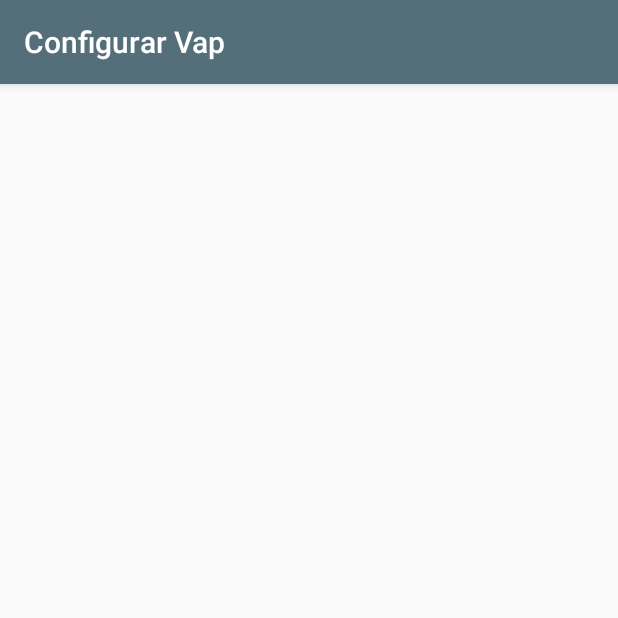
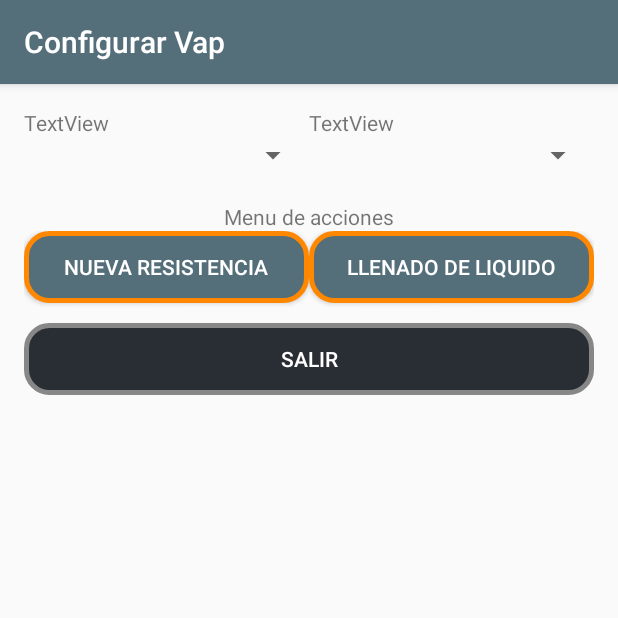
Before and after one commit to cesaralx/Horus_v3.5, an Android app: the ConfigVap screen opened directly, with no data from a screen before it, on a phone screen of 412 x 824 dp, the top half of it. Run offline under Robolectric (Android 15) with nearby library versions, the phone set to English and light mode, and no system bars.

Commit message:
Registrar nueva recistencia y nuevo cambio de liquido en configuracion de vap

```diff
--- a/app/src/main/java/com/example/alexi/horus_v35/ConfigVap.java
+++ b/app/src/main/java/com/example/alexi/horus_v35/ConfigVap.java
@@ -1,15 +1,84 @@
 package com.example.alexi.horus_v35;
 
+import android.content.Intent;
 import android.support.v7.app.AppCompatActivity;
 import android.os.Bundle;
+import android.view.View;
+import android.widget.Button;
+import android.widget.EditText;
+import android.widget.Toast;
 
 public class ConfigVap extends AppCompatActivity {
+
+    Button buttonNew, buttonSalir, buttonLiquido;
+    ConnectionClass connectionClass;
+    String user=null;
+    Actions ac;
 
     @Override
     protected void onCreate(Bundle savedInstanceState) {
         super.onCreate(savedInstanceState);
         setTitle("Configurar Vap");
         setContentView(R.layout.activity_config_vap);
+        ac = new Actions();
+
+        //Initializing the views
+        connectionClass = new ConnectionClass();
+
+        buttonNew = (Button) findViewById(R.id.bntNewResis);
+        buttonSalir = (Button) findViewById(R.id.bntSalirVap);
+        buttonLiquido = (Button) findViewById(R.id.bntNewLiquido);
+
+        //Adding click listener
+        buttonNew.setOnClickListener(new View.OnClickListener()
+        {
+            public void onClick(View v)
+            {
+                try
+                {
+                    Boolean newHist =  ac.setHist(ConfigVap.this,"Nueva Recistencia");
+                    if(newHist){
+                        Toast.makeText(ConfigVap.this, "Registro \nCorrecto!",
+                                Toast.LENGTH_LONG).show();
+                    }else{
+                        Toast.makeText(ConfigVap.this, "Error!: No se puedo \nCapturar la nueva resistencia",
+                                Toast.LENGTH_LONG).show();
+                    }
+                }
+                catch (Exception ex) { }
+            }
+        });
+
+        buttonSalir.setOnClickListener(new View.OnClickListener()
+        {
+            public void onClick(View v)
+            {
+                try
+                {
+                    finish();
+                }
+                catch (Exception ex) { }
+            }
+        });
+
+        buttonLiquido.setOnClickListener(new View.OnClickListener()
+        {
+            public void onClick(View v)
+            {
+                try
+                {
+                    Boolean newHist =  ac.setHist(ConfigVap.this,"Nuevo Liquido");
+                    if(newHist){
+                        Toast.makeText(ConfigVap.this, "Registro \nCorrecto!",
+                                Toast.LENGTH_LONG).show();
+                    }else{
+                        Toast.makeText(ConfigVap.this, "Error!: No se puedo \nCapturar el registro",
+                                Toast.LENGTH_LONG).show();
+                    }
+                }
+                catch (Exception ex) { }
+            }
+        });
 
 
     }
--- a/app/src/main/java/com/example/alexi/horus_v35/ForgetPassword.java
+++ b/app/src/main/java/com/example/alexi/horus_v35/ForgetPassword.java
@@ -120,6 +120,7 @@ public class ForgetPassword extends AppCompatActivity implements View.OnClickLis
         sendEmail();
         Intent i = new Intent(ForgetPassword.this, MainActivity.class); //aqui cambia de ventana
         startActivity(i);
+        finish();
     }
 
 }
--- a/app/src/main/res/layout/activity_config_vap.xml
+++ b/app/src/main/res/layout/activity_config_vap.xml
@@ -12,4 +12,94 @@
     android:paddingTop="@dimen/activity_vertical_margin"
     tools:context="com.example.alexi.horus_v35.ConfigVap">
 
+    <ScrollView
+        android:layout_width="match_parent"
+        android:layout_height="match_parent">
+
+        <LinearLayout
+            android:layout_width="match_parent"
+            android:layout_height="wrap_content"
+            android:orientation="vertical" >
+
+            <LinearLayout
+                android:layout_width="match_parent"
+                android:layout_height="match_parent"
+                android:orientation="horizontal">
+
+                <TextView
+                    android:id="@+id/textView14"
+                    android:layout_width="wrap_content"
+                    android:layout_height="wrap_content"
+                    android:layout_weight="1"
+                    android:text="TextView" />
+
+                <TextView
+                    android:id="@+id/textView8"
+                    android:layout_width="wrap_content"
+                    android:layout_height="wrap_content"
+                    android:layout_weight="1"
+                    android:text="TextView" />
+            </LinearLayout>
+
+            <LinearLayout
+                android:layout_width="match_parent"
+                android:layout_height="43dp"
+                android:orientation="horizontal">
+
+                <Spinner
+                    android:id="@+id/spinner"
+                    android:layout_width="match_parent"
+                    android:layout_height="wrap_content"
+                    android:layout_weight="1" />
+
+                <Spinner
+                    android:id="@+id/spinner2"
+                    android:layout_width="match_parent"
+                    android:layout_height="wrap_content"
+                    android:layout_weight="1" />
+
+            </LinearLayout>
+
+            <TextView
+                android:id="@+id/textView15"
+                android:layout_width="match_parent"
+                android:layout_height="wrap_content"
+                android:text="@string/bn_config_actions"
+                android:textAlignment="center" />
+
+            <LinearLayout
+                android:layout_width="match_parent"
+                android:layout_height="61dp"
+                android:orientation="horizontal">
+
+                <Button
+                    android:id="@+id/bntNewResis"
+                    android:layout_width="wrap_content"
+                    android:layout_height="wrap_content"
+                    android:layout_weight="1"
+                    android:background="@drawable/button_action"
+                    android:text="@string/bn_config_new"
+                    android:textColor="@color/cardview_light_background" />
+
+                <Button
+                    android:id="@+id/bntNewLiquido"
+                    android:layout_width="wrap_content"
+                    android:layout_height="wrap_content"
+                    android:layout_weight="1"
+                    android:background="@drawable/button_action"
+                    android:text="@string/bn_config_liquido"
+                    android:textColor="@color/cardview_light_background" />
+            </LinearLayout>
+
+            <Button
+                android:id="@+id/bntSalirVap"
+                android:layout_width="match_parent"
+                android:layout_height="wrap_content"
+                android:background="@drawable/button_cancel"
+                android:text="@string/menu_salir"
+                android:textColor="@color/cardview_light_background" />
+        </LinearLayout>
+
+    </ScrollView>
+
 </LinearLayout>
--- a/app/src/main/res/values/strings.xml
+++ b/app/src/main/res/values/strings.xml
@@ -34,6 +34,10 @@
     <string name="bn_res_status">Estatus Resistencia</string>
     <string name="bn_temp_liq">Temp liquido</string>
     <string name="bn_temp_vap">Temperatura Vapor</string>
+
+    <string name="bn_config_new">Nueva Resistencia</string>
+    <string name="bn_config_liquido">Llenado de liquido</string>
+    <string name="bn_config_actions">Menu de acciones</string>
 
     <string name="title_activity_menu">Menu</string>
     <string name="navigation_drawer_open">Open navigation drawer</string>
```
Also changed, not shown: app/src/main/java/com/example/alexi/horus_v35/Actions.java (+61 -0 lines), app/src/main/java/com/example/alexi/horus_v35/Bluethoot.java (+2 -6 lines).
